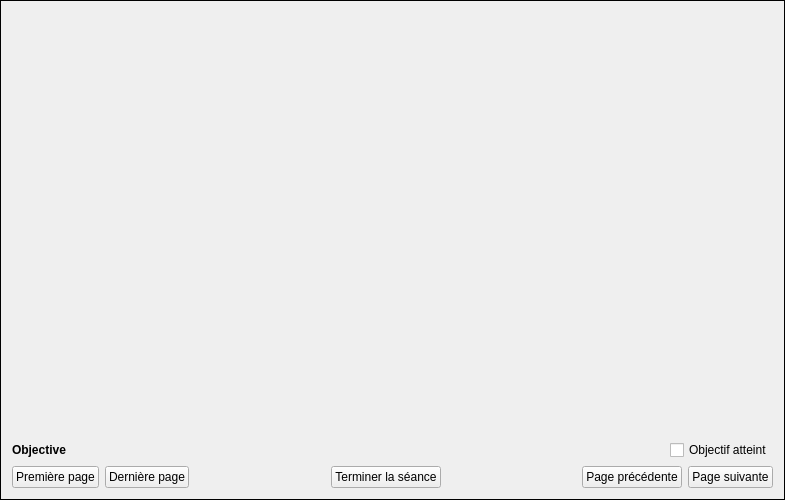
oktal/bodeasy, file src/sessionframe.ui: the form before one commit.
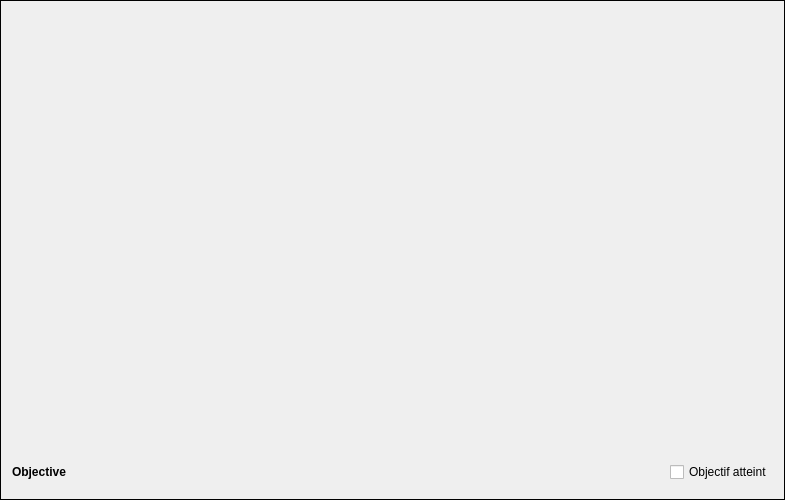
The form after the commit. Icons and pictures are not drawn. Custom widgets are drawn as their Qt base class.

Commit message: extracted bottom SessionFrame into a separated widget

Diff of the .ui file:
```diff
--- a/src/sessionframe.ui
+++ b/src/sessionframe.ui
@@ -69,98 +69,18 @@
     </layout>
    </item>
    <item>
-    <layout class="QHBoxLayout" name="horizontalLayout">
-     <item>
-      <widget class="QPushButton" name="btnFirst">
-       <property name="text">
-        <string>Première page</string>
-       </property>
-       <property name="icon">
-        <iconset resource="ressources.qrc">
-         <normaloff>:/images/first-icon.png</normaloff>:/images/first-icon.png</iconset>
-       </property>
-      </widget>
-     </item>
-     <item>
-      <widget class="QPushButton" name="btnLast">
-       <property name="text">
-        <string>Dernière page</string>
-       </property>
-       <property name="icon">
-        <iconset resource="ressources.qrc">
-         <normaloff>:/images/last-icon.png</normaloff>:/images/last-icon.png</iconset>
-       </property>
-      </widget>
-     </item>
-     <item>
-      <spacer name="horizontalSpacer_2">
-       <property name="orientation">
-        <enum>Qt::Horizontal</enum>
-       </property>
-       <property name="sizeType">
-        <enum>QSizePolicy::MinimumExpanding</enum>
-       </property>
-       <property name="sizeHint" stdset="0">
-        <size>
-         <width>40</width>
-         <height>20</height>
-        </size>
-       </property>
-      </spacer>
-     </item>
-     <item>
-      <widget class="QPushButton" name="btnFinish">
-       <property name="text">
-        <string>Terminer la séance</string>
-       </property>
-       <property name="icon">
-        <iconset resource="ressources.qrc">
-         <normaloff>:/images/checkround-icon.png</normaloff>:/images/checkround-icon.png</iconset>
-       </property>
-      </widget>
-     </item>
-     <item>
-      <spacer name="horizontalSpacer">
-       <property name="orientation">
-        <enum>Qt::Horizontal</enum>
-       </property>
-       <property name="sizeType">
-        <enum>QSizePolicy::MinimumExpanding</enum>
-       </property>
-       <property name="sizeHint" stdset="0">
-        <size>
-         <width>40</width>
-         <height>20</height>
-        </size>
-       </property>
-      </spacer>
-     </item>
-     <item>
-      <widget class="QPushButton" name="btnPrevious">
-       <property name="text">
-        <string>Page précédente</string>
-       </property>
-       <property name="icon">
-        <iconset resource="ressources.qrc">
-         <normaloff>:/images/leftarrow-icon.png</normaloff>:/images/leftarrow-icon.png</iconset>
-       </property>
-      </widget>
-     </item>
-     <item>
-      <widget class="QPushButton" name="btnNext">
-       <property name="text">
-        <string>Page suivante</string>
-       </property>
-       <property name="icon">
-        <iconset resource="ressources.qrc">
-         <normaloff>:/images/rightarrow-icon.png</normaloff>:/images/rightarrow-icon.png</iconset>
-       </property>
-      </widget>
-     </item>
-    </layout>
+    <widget class="SessionControlWidget" name="controlWidget" native="true"/>
    </item>
   </layout>
  </widget>
+ <customwidgets>
+  <customwidget>
+   <class>SessionControlWidget</class>
+   <extends>QWidget</extends>
+   <header>widgets/sessioncontrolwidget.h</header>
+   <container>1</container>
+  </customwidget>
+ </customwidgets>
  <resources>
   <include location="ressources.qrc"/>
  </resources>
```
The commit also changes 5 other files.
